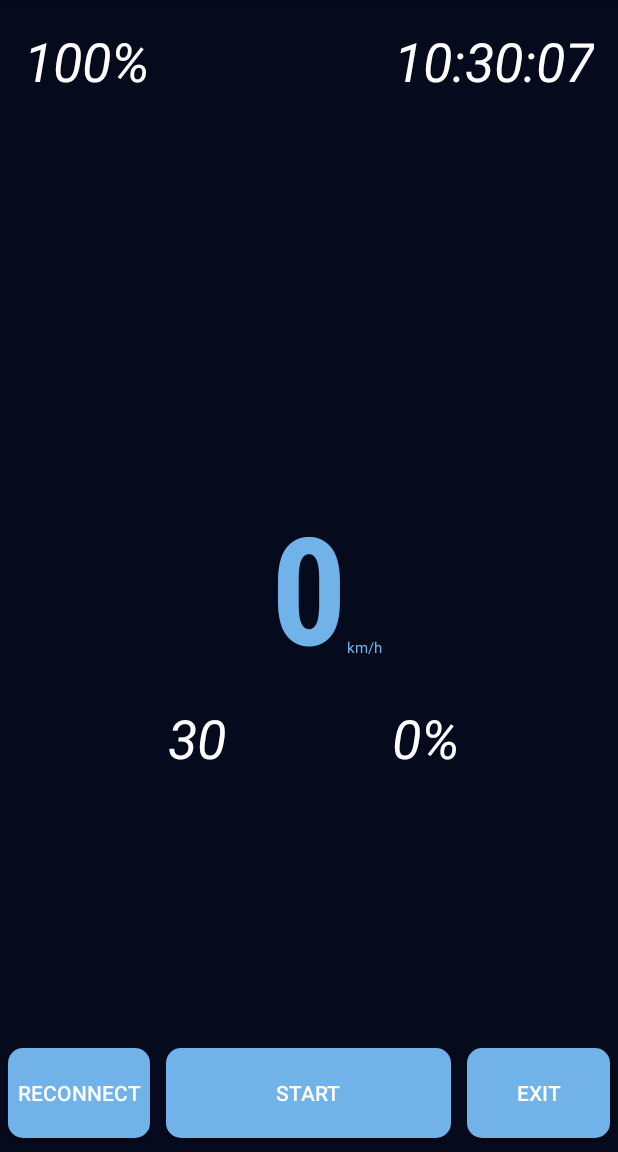
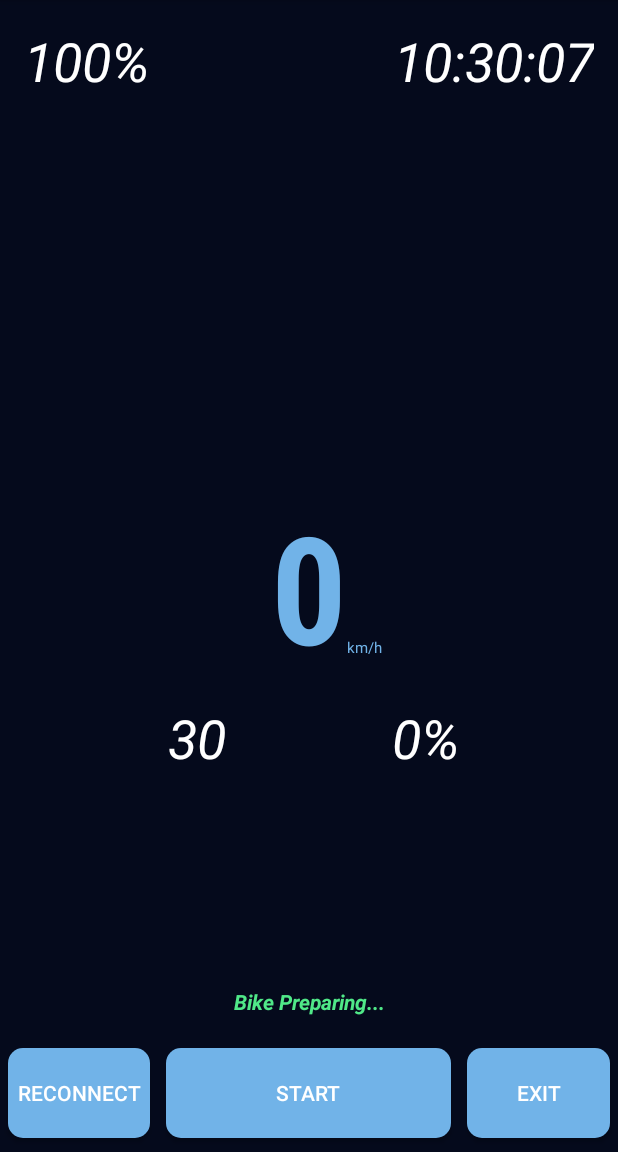
Before and after one commit to shawnL1225/AutoBrake, an Android app: the screen it shows after launch (MainActivity), on a phone screen of 412 x 824 dp, the part 84-1236 px from its top. Run offline under Robolectric (Android 15) with nearby library versions, the light colour scheme and no system bars; Roboto replaces fonts that are not available here.

Commit message:
app start show bike status

```diff
--- a/AutoBrake_android/app/build.gradle
+++ b/AutoBrake_android/app/build.gradle
@@ -8,9 +8,11 @@ android {
 
     defaultConfig {
         applicationId "com.example.autobrake_android"
-        minSdkVersion 27
+        minSdkVersion 19
         targetSdkVersion 29
         versionCode 1
+
+
         versionName "1.0"
 
         testInstrumentationRunner "androidx.test.runner.AndroidJUnitRunner"
--- a/AutoBrake_android/app/src/main/res/layout/activity_main.xml
+++ b/AutoBrake_android/app/src/main/res/layout/activity_main.xml
@@ -160,4 +160,17 @@
         app:layout_constraintStart_toStartOf="parent"
         app:srcCompat="@mipmap/warning2" />
 
+    <TextView
+        android:id="@+id/ready_txt"
+        android:layout_width="wrap_content"
+        android:layout_height="wrap_content"
+        android:layout_marginBottom="16dp"
+        android:text="Bike Preparing..."
+        android:textAlignment="center"
+        android:textColor="#50E888"
+        android:textStyle="bold|italic"
+        app:layout_constraintBottom_toTopOf="@+id/linearLayout"
+        app:layout_constraintEnd_toEndOf="parent"
+        app:layout_constraintStart_toStartOf="parent" />
+
 </androidx.constraintlayout.widget.ConstraintLayout>
```
Also changed, not shown: AutoBrake_android/app/src/main/java/com/example/autobrake_android/MainActivity.kt (+111 -50 lines).
